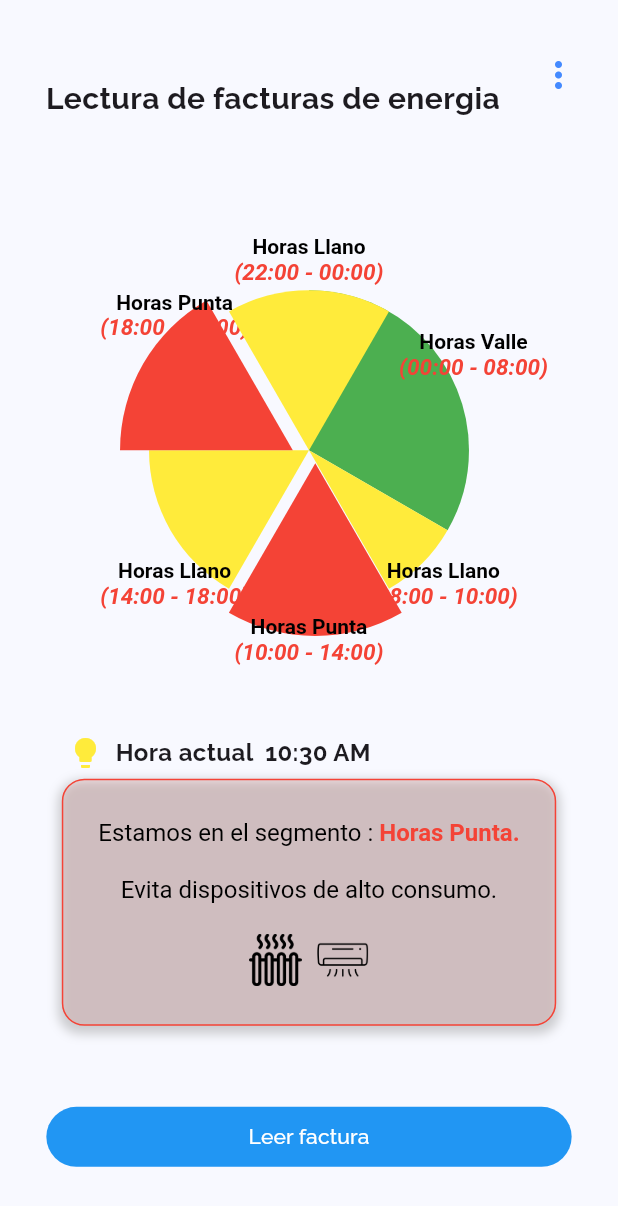
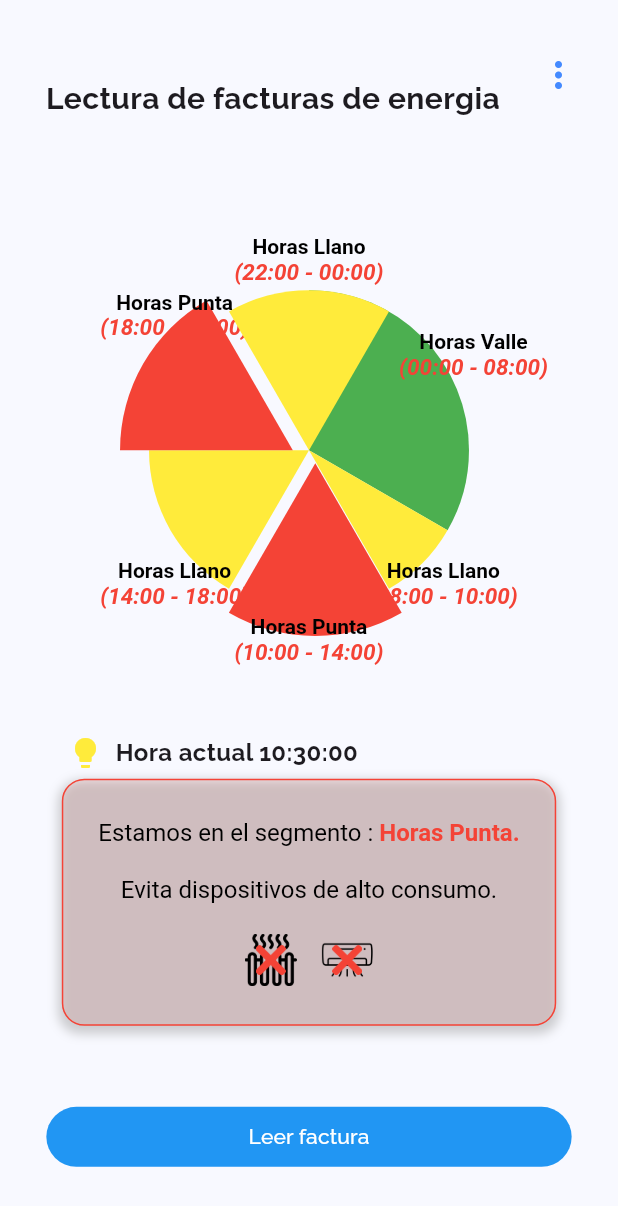
Before and after one commit to Liliana99/ReciboFacil, a Flutter app: the first screen one second after launch, on a phone screen of 412 x 824 dp. Shown: the top 1206 px of the screen. Run offline on Flutter 3.47's test engine with Material 3 defaults, Android fonts, the phone set to English and light mode, and no system bars; our stand-ins replace copy_with_extension, equatable, file_picker, flutter_bloc, get_it, google_fonts and 1 more; missing offline and left inert: cunning_document_scanner, google_mlkit_text_recognition, pdfrx; generated files the repository leaves out were written again.

Commit message:
feat(ui): added visual representation for 'Horas Punta' with images and red overlay 'X' to indicate restricted devices

```diff
--- a/lib/main.dart
+++ b/lib/main.dart
@@ -28,8 +28,6 @@ void main() async {
   WidgetsFlutterBinding.ensureInitialized();
   SystemChrome.setEnabledSystemUIMode(SystemUiMode.immersiveSticky);
 
-  final pdfRepository = PdfRepository();
-
   runApp(BlocProvider(
     create: (context) => getIt<HomeCubit>(),
     child: MyApp(settingsController: settingsController),
--- a/lib/src/home/blocs/utils/get_energy_advice.dart
+++ b/lib/src/home/blocs/utils/get_energy_advice.dart
@@ -1,19 +1,24 @@
 import 'package:flutter/material.dart';
 import 'package:recibo_facil/const/assets_constants.dart';
+import 'package:recibo_facil/src/home/widgets/image_with_overlay.dart';
 
 class EnergySegmentAdvice extends StatelessWidget {
   final DateTime currentTime;
   final TextStyle parenthesisStyle;
+  final DateTime updatedTime;
+  final List<Widget> peakWidgets;
 
   const EnergySegmentAdvice({
     required this.currentTime,
     required this.parenthesisStyle,
+    required this.updatedTime,
+    required this.peakWidgets,
   });
 
   @override
   Widget build(BuildContext context) {
     // Definir los segmentos con consejos específicos e imágenes
-    final currentSegment = getCurrentSegment(currentTime);
+    final currentSegment = getCurrentSegment(updatedTime);
 
     // Construir la interfaz con texto y las imágenes correspondientes
     return Center(
@@ -33,7 +38,7 @@ class EnergySegmentAdvice extends StatelessWidget {
                   style: parenthesisStyle,
                 ),
                 TextSpan(
-                  text: "\n\n", // Salto de línea antes del último TextSpan
+                  text: "\n\n",
                 ),
                 TextSpan(
                   text: "${currentSegment["tip"]}",
@@ -43,6 +48,7 @@ class EnergySegmentAdvice extends StatelessWidget {
           ),
           SizedBox(height: 20),
           // Mostrar imágenes dinámicas basadas en el segmento actual
+          if (currentSegment["name"] != 'Horas Punta')
             Wrap(
               spacing: 10,
               runSpacing: 10,
@@ -56,6 +62,12 @@ class EnergySegmentAdvice extends StatelessWidget {
                   fit: BoxFit.contain,
                 );
               }).toList(),
+            ),
+          if (currentSegment["name"] == 'Horas Punta')
+            Wrap(
+              spacing: 16,
+              runSpacing: 16,
+              children: peakWidgets,
             ),
         ],
       ),
@@ -193,3 +205,34 @@ bool isTimeInRange(TimeOfDay current, TimeOfDay start, TimeOfDay end) {
     return currentMinutes >= startMinutes || currentMinutes <= endMinutes;
   }
 }
+
+Map<String, dynamic> getSegmentForCurrentTime(
+  TimeOfDay current,
+  List<Map<String, dynamic>> segments,
+) {
+  // Evaluar segmentos para días normales
+  for (final segment in segments) {
+    final periods = segment["periods"] as List<Map<String, TimeOfDay>>;
+    if (isTimeInRanges(current, periods)) {
+      return {
+        "name": segment["name"],
+        "range": segment["range"],
+        "tip": segment["tip"],
+        "widgets": (segment["images"] as List<String>).map((imagePath) {
+          return ImageWithRedOverlay(
+            baseImagePath: imagePath,
+            overlayImagePath: "assets/iconos/close.png",
+          );
+        }).toList(),
+      };
+    }
+  }
+
+  // Si no se encuentra un segmento
+  return {
+    "name": "Sin segmento",
+    "range": "N/A",
+    "tip": "No hay información disponible para este horario.",
+    "widgets": []
+  };
+}
--- a/lib/src/home/pages/home_page_animation.dart
+++ b/lib/src/home/pages/home_page_animation.dart
@@ -1,6 +1,10 @@
+import 'dart:async';
+
 import 'package:flutter/material.dart';
+import 'package:flutter_bloc/flutter_bloc.dart';
 import 'package:google_fonts/google_fonts.dart';
 import 'package:recibo_facil/const/colors_constants.dart';
+import 'package:recibo_facil/src/home/blocs/home_cubit.dart';
 import 'package:recibo_facil/src/home/blocs/utils/get_energy_advice.dart';
 import 'package:recibo_facil/src/home/pages/home_page_reader.dart';
 import 'package:recibo_facil/src/home/utils/current_time_format_12.dart';
@@ -9,6 +13,8 @@ import 'package:recibo_facil/src/home/widgets/card_decoration.dart';
 import 'dart:math';
 
 import 'package:recibo_facil/src/home/widgets/title_home.dart';
+
+import '../../services/service_locator.dart';
 
 class HomePageAnimation extends StatefulWidget {
   @override
@@ -20,9 +26,25 @@ class _HomePageAnimationState extends State<HomePageAnimation>
   late AnimationController _controller;
   late Animation<double> _separationAnimation;
   late Animation<double> _breathingAnimation;
-
+  late Timer _timer;
+  String _currentTime = '';
+  late DateTime updatedTime;
   late final currentSegment;
   late final colors;
+
+  late final segment;
+
+  void _updateTime() {
+    setState(() {
+      _currentTime = _formatCurrentTime();
+      updatedTime = DateTime.now();
+    });
+  }
+
+  String _formatCurrentTime() {
+    final now = DateTime.now();
+    return '${now.hour.toString().padLeft(2, '0')}:${now.minute.toString().padLeft(2, '0')}:${now.second.toString().padLeft(2, '0')}';
+  }
 
   @override
   void initState() {
@@ -42,11 +64,22 @@ class _HomePageAnimationState extends State<HomePageAnimation>
     currentSegment = getCurrentSegment(DateTime.now());
     colors =
         segmentColors['${currentSegment["name"]}'] ?? segmentColors["default"]!;
+
+    _updateTime(); // Inicializa la hora al cargar
+    _timer = Timer.periodic(Duration(seconds: 1), (timer) {
+      _updateTime(); // Actualiza cada segundo
+    });
+
+    segment = getSegmentForCurrentTime(
+      timeToTimeOfDay(updatedTime),
+      segments,
+    );
   }
 
   @override
   void dispose() {
     _controller.dispose();
+    _timer.cancel();
     super.dispose();
   }
 
@@ -88,7 +121,7 @@ class _HomePageAnimationState extends State<HomePageAnimation>
               padding: EdgeInsets.only(left: size.width * 0.09),
               child: EnergyTip(
                   icon: Icons.lightbulb,
-                  text: "Hora actual ${getCurrentTime12HourFormat()}",
+                  text: "Hora actual $_currentTime",
                   newStyte: GoogleFonts.raleway(
                     fontSize: 16,
                     fontWeight: FontWeight.bold,
@@ -108,6 +141,8 @@ class _HomePageAnimationState extends State<HomePageAnimation>
                       parenthesisStyle: TextStyle(
                           color: colors["border"]!,
                           fontWeight: FontWeight.bold),
+                      updatedTime: updatedTime,
+                      peakWidgets: segment["widgets"] as List<Widget>,
                     ),
                   ),
                   segmentTime: '${currentSegment["name"]}'),
@@ -118,7 +153,12 @@ class _HomePageAnimationState extends State<HomePageAnimation>
               child: FilledButton(
                 onPressed: () => Navigator.push(
                   context,
-                  MaterialPageRoute(builder: (context) => HomePageReader()),
+                  MaterialPageRoute(
+                    builder: (context) => BlocProvider.value(
+                      value: getIt<HomeCubit>(),
+                      child: HomePageReader(),
+                    ),
+                  ),
                 ),
                 style: FilledButton.styleFrom(
                   backgroundColor:
--- a/lib/src/home/pages/home_page_reader.dart
+++ b/lib/src/home/pages/home_page_reader.dart
@@ -251,12 +251,14 @@ class _HomePageReaderState extends State<HomePageReader> {
           },
           child: BlocBuilder<HomeCubit, HomeStateCubit>(
             builder: (context, state) {
+              print('state is scanning? ${state.isScanning}');
+
               return Center(
                 child: Padding(
                   padding: const EdgeInsets.all(24.0),
                   child: ListView(
                     children: [
-                      SizedBox(height: 10),
+                      10.ht,
                       if (state.isScanning!)
                         ShimmerHomePage(isScanned: isScanned, size: size),
                       if (state.scannedText != null &&
--- /dev/null
+++ b/lib/src/home/widgets/image_with_overlay.dart
@@ -0,0 +1,35 @@
+import 'package:flutter/material.dart';
+
+class ImageWithRedOverlay extends StatelessWidget {
+  final String baseImagePath; // Ruta de la imagen base
+  final String overlayImagePath; // Ruta de la "X" roja
+
+  const ImageWithRedOverlay({
+    Key? key,
+    required this.baseImagePath,
+    required this.overlayImagePath,
+  }) : super(key: key);
+
+  @override
+  Widget build(BuildContext context) {
+    return Stack(
+      alignment: Alignment.center, // Centra la "X" sobre la imagen base
+      children: [
+        // Imagen base
+        Image.asset(
+          baseImagePath,
+          width: 35,
+          height: 35,
+          fit: BoxFit.contain,
+        ),
+        // Imagen de la "X" roja
+        Image.asset(
+          overlayImagePath,
+          width: 20, // Ajusta el tamaño de la "X"
+          height: 20,
+          fit: BoxFit.contain,
+        ),
+      ],
+    );
+  }
+}
```
Also changed, not shown: assets/iconos/close.png (added). Lines whose indentation alone changed are shown as unchanged.
